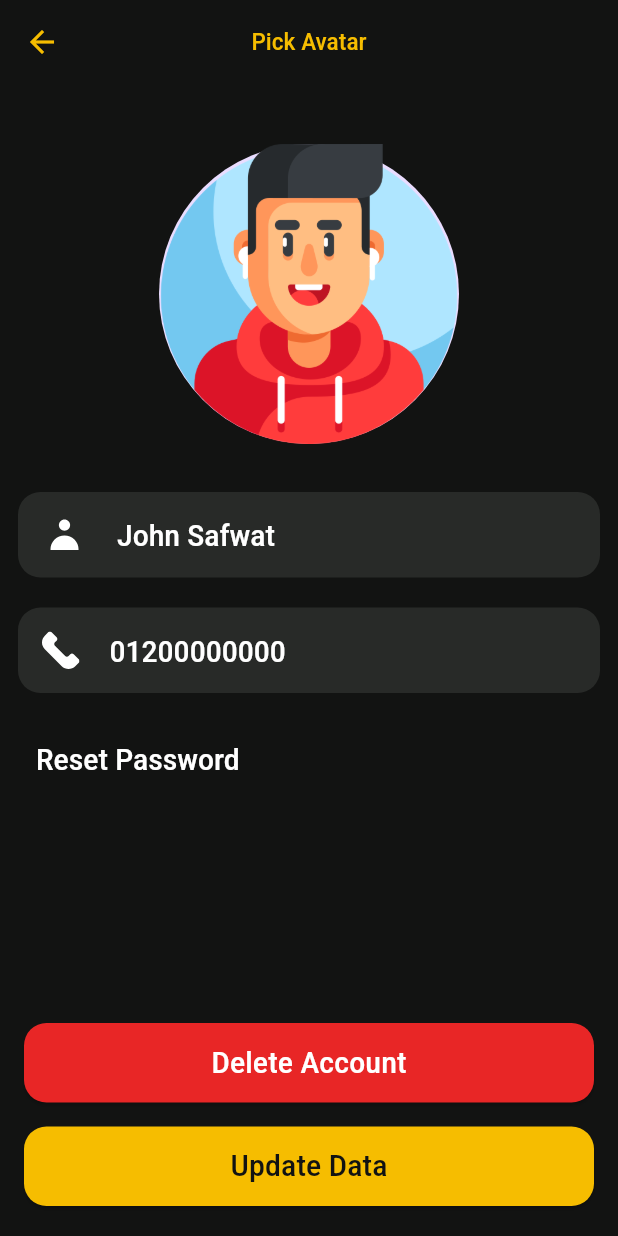
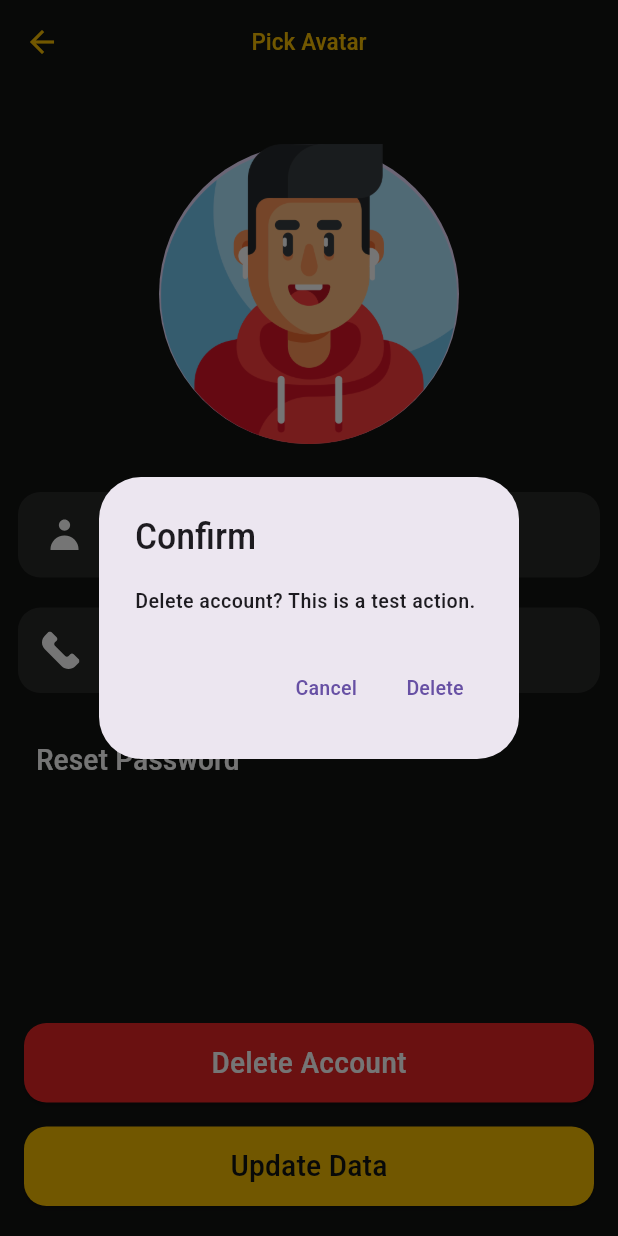
Before and after one commit to Yamenxy/Flutter_Movie_App, a Flutter app: the UpdateProfile screen opened by its route, after a tap on "Delete Account", on a phone screen of 412 x 824 dp. Run offline on Flutter 3.47's test engine with Material 3 defaults, Android fonts, the phone set to English and light mode, and no system bars; our stand-ins replace flutter_svg, vector_graphics.

Commit message:
[YY] First merge

```diff
--- a/lib/update_profile/update_profile.dart
+++ b/lib/update_profile/update_profile.dart
@@ -59,7 +59,11 @@ class _UpdateProfileState extends State<UpdateProfile> {
                     ),
                     SizedBox(height: 20),
                     TextButton(
-                      onPressed: () {},
+                      onPressed: () {
+                        ScaffoldMessenger.of(context).showSnackBar(
+                          const SnackBar(content: Text('Password reset link sent (test)')),
+                        );
+                      },
                       style: ButtonStyle(
                         overlayColor: WidgetStatePropertyAll(
                           Colors.transparent,
@@ -77,7 +81,23 @@ class _UpdateProfileState extends State<UpdateProfile> {
             Customelevatedbutton(
               backGroundColor: Colorpalette.red,
               buttonText: "Delete Account",
-              onPressed: () {},
+              onPressed: () async {
+                final confirm = await showDialog<bool>(
+                  context: context,
+                  builder: (ctx) => AlertDialog(
+                    title: const Text('Confirm'),
+                    content: const Text('Delete account? This is a test action.'),
+                    actions: [
+                      TextButton(onPressed: () => Navigator.of(ctx).pop(false), child: const Text('Cancel')),
+                      TextButton(onPressed: () => Navigator.of(ctx).pop(true), child: const Text('Delete')),
+                    ],
+                  ),
+                );
+                if (confirm == true) {
+                  ScaffoldMessenger.of(context).showSnackBar(const SnackBar(content: Text('Account deleted (test)')));
+                  Navigator.of(context).maybePop();
+                }
+              },
               forGroundColor: Colorpalette.mainTextColor,
             ),
             SizedBox(height: 16),
@@ -86,7 +106,9 @@ class _UpdateProfileState extends State<UpdateProfile> {
               child: Customelevatedbutton(
                 backGroundColor: Colorpalette.yellow,
                 buttonText: "Update Data",
-                onPressed: () {},
+                onPressed: () {
+                  ScaffoldMessenger.of(context).showSnackBar(const SnackBar(content: Text('Profile updated (test)')));
+                },
                 forGroundColor: Colorpalette.primaryColor,
               ),
             ),
```
Also changed, not shown: lib/main.dart (+17 -1 lines), lib/screens/login.dart (+13 -1 lines).
